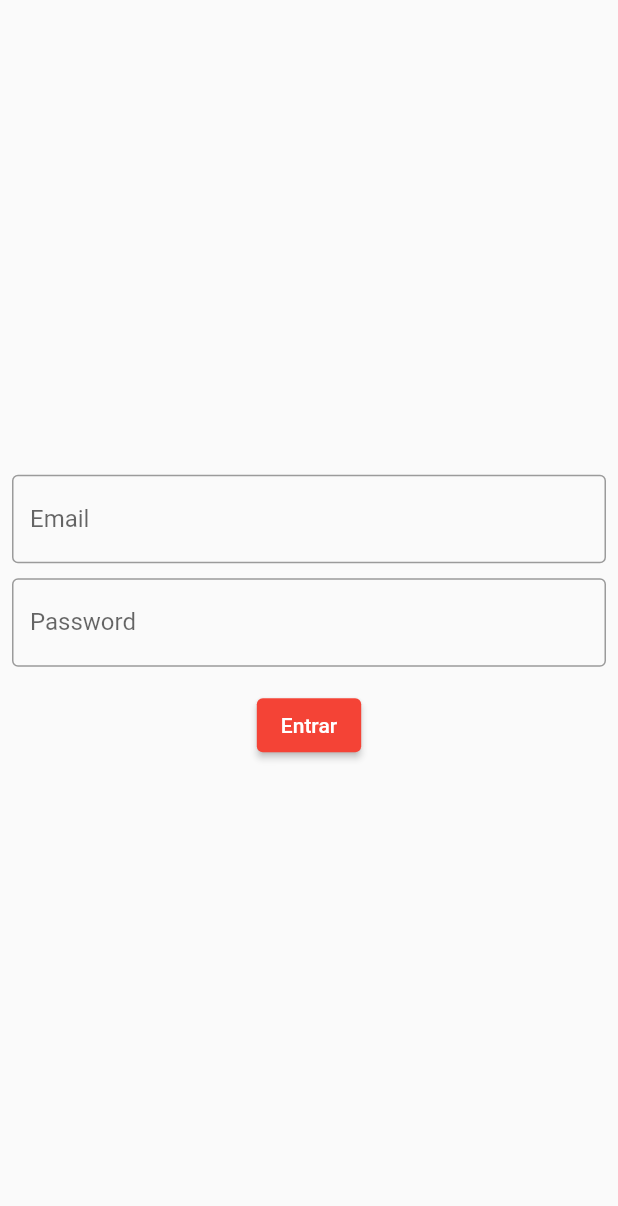
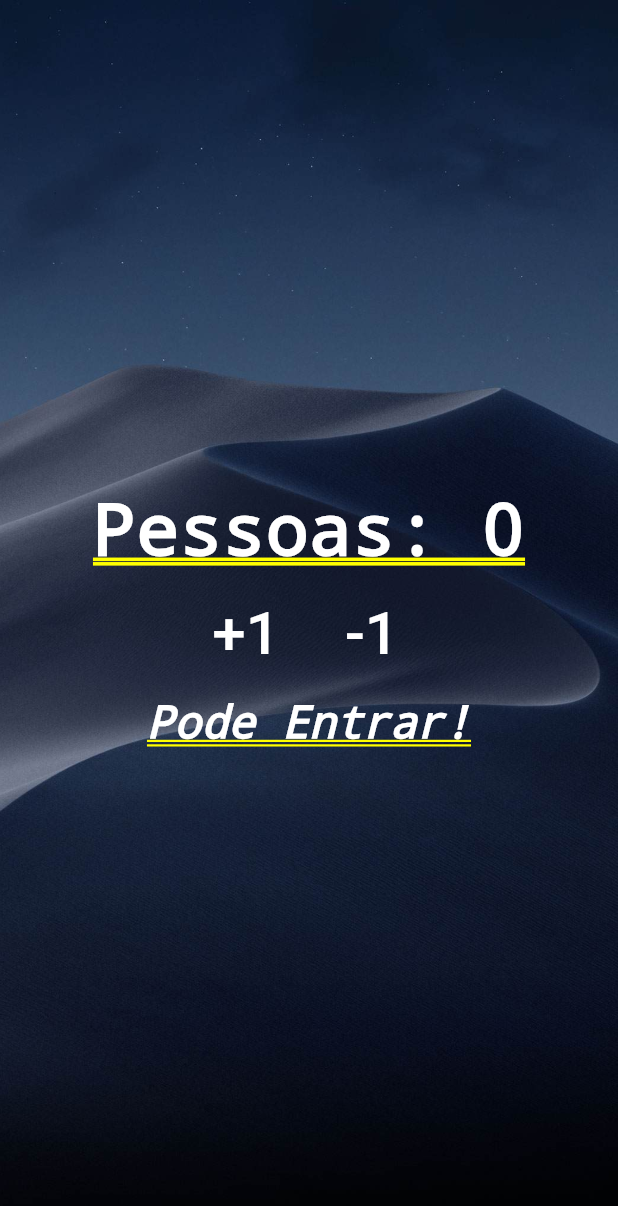
Before and after one commit to joaoaugustojr/flutter_theme, a Flutter app: the screen it shows after launch, on a phone screen of 412 x 824 dp. Shown: the top 1206 px of the screen. Run offline on Flutter 3.47's test engine with Material 2 defaults, Android fonts, the phone set to English and light mode, and no system bars.

Commit message:
add counter people

```diff
--- a/lib/main.dart
+++ b/lib/main.dart
@@ -1,8 +1,93 @@
 import 'package:flutter/material.dart';
+import 'package:flutter/rendering.dart';
 import 'package:flutter_learning/app.dart';
 
 main() {
-  runApp(AppWidget(title: 'João Augusto'));
+  // runApp(AppWidget(title: 'João Augusto'));
+  runApp(
+    MaterialApp(title: 'Contador de Pessoas', home: Home()),
+  );
+}
+
+class Home extends StatefulWidget {
+  Home({Key key}) : super(key: key);
+
+  @override
+  _HomeState createState() => _HomeState();
+}
+
+class _HomeState extends State<Home> {
+  int people = 0;
+  String infoText = "Pode Entrar!";
+
+  void changePeople(int delta) {
+    setState(() {
+      people += delta;
+      infoText = people < 0 ? "Pode Entrar!" : "Pode Sair!";
+    });
+  }
+
+  @override
+  Widget build(BuildContext context) {
+    return Container(
+      child: Stack(
+        children: <Widget>[
+          Image.asset(
+            "assets/images/bg1.jpg",
+            fit: BoxFit.cover,
+            height: MediaQuery.of(context).size.height,
+          ),
+          Column(
+            mainAxisAlignment: MainAxisAlignment.center,
+            children: <Widget>[
+              Text(
+                "Pessoas: $people",
+                style:
+                    TextStyle(color: Colors.white, fontWeight: FontWeight.bold),
+              ),
+              Row(
+                mainAxisAlignment: MainAxisAlignment.center,
+                children: [
+                  Padding(
+                    padding: EdgeInsets.all(10),
+                    child: TextButton(
+                      onPressed: () {
+                        changePeople(1);
+                      },
+                      child: Text(
+                        '+1',
+                        style: TextStyle(fontSize: 40, color: Colors.white),
+                      ),
+                    ),
+                  ),
+                  Padding(
+                    padding: EdgeInsets.all(10),
+                    child: TextButton(
+                      onPressed: () {
+                        changePeople(-1);
+                      },
+                      child: Text(
+                        '-1',
+                        style: TextStyle(fontSize: 40, color: Colors.white),
+                      ),
+                    ),
+                  ),
+                ],
+              ),
+              Text(
+                infoText,
+                style: TextStyle(
+                    color: Colors.white,
+                    fontSize: 30,
+                    fontWeight: FontWeight.bold,
+                    fontStyle: FontStyle.italic),
+              ),
+            ],
+          ),
+        ],
+      ),
+    );
+  }
 }
 
 // class AppWidget extends StatelessWidget {
--- a/pubspec.yaml
+++ b/pubspec.yaml
@@ -45,8 +45,8 @@ flutter:
   uses-material-design: true
 
   # To add assets to your application, add an assets section, like this:
-  # assets:
-  #   - images/a_dot_burr.jpeg
+  assets:
+    - assets/images/bg1.jpg
   #   - images/a_dot_ham.jpeg
 
   # An image asset can refer to one or more resolution-specific "variants", see
```
Also changed, not shown: assets/images/bg1.jpg (added).
